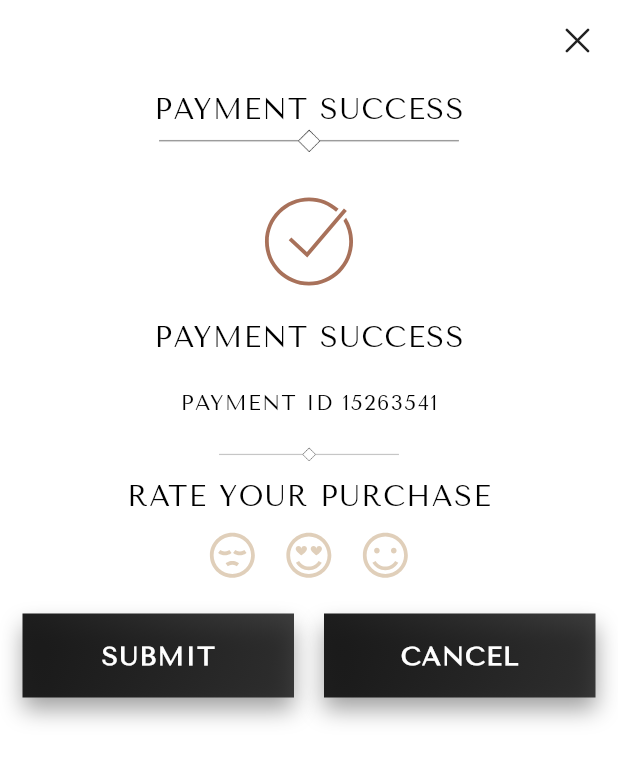
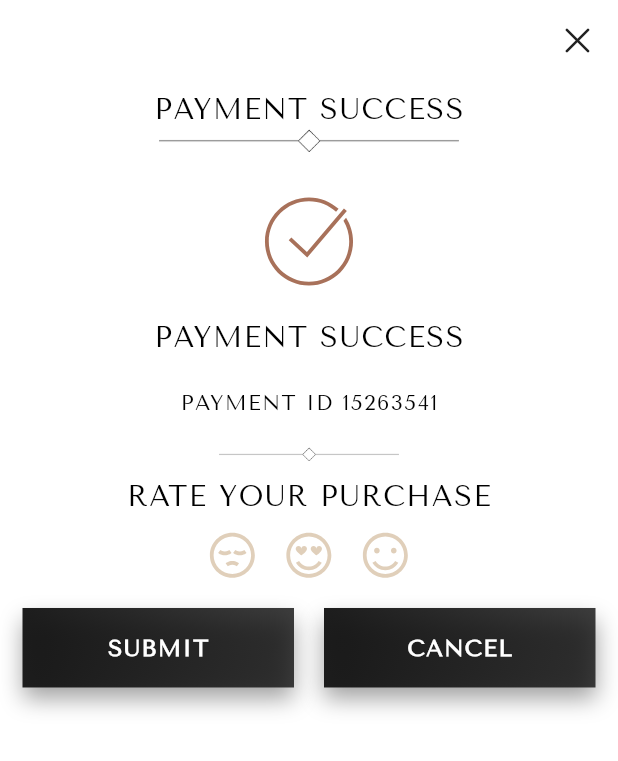
Before and after one commit to Mansourx83/open_fashion, a Flutter app: the CustomDailog widget shown alone on an empty page, opened directly, on a phone screen of 412 x 824 dp. Shown: the top 761 px of the screen. Run offline on Flutter 3.47's test engine with Material 3 defaults, Android fonts, the phone set to English and light mode, and no system bars; our stand-ins replace flutter_credit_card, flutter_svg, gap, ionicons.

Commit message:
fix some issus

```diff
--- a/lib/Components/custom_button.dart
+++ b/lib/Components/custom_button.dart
@@ -59,7 +59,7 @@ class CustomButton extends StatelessWidget {
               if (fonudSvg) Gap(10),
               CustomText(
                 text: text.toUpperCase(),
-                size: 17,
+                size: 15,
                 color: Colors.white,
                 fontWeight: FontWeight.bold,
               ),
--- a/lib/Components/custom_dailog.dart
+++ b/lib/Components/custom_dailog.dart
@@ -15,7 +15,7 @@ class CustomDailog extends StatelessWidget {
     return Container(
       color: Colors.white,
       width: double.infinity,
-      height: 480,
+      height: 500,
       child: Padding(
         padding: const EdgeInsets.all(15.0),
         child: Column(
@@ -76,8 +76,7 @@ class CustomDailog extends StatelessWidget {
                 SvgPicture.asset("assets/pop/emogi3.svg"),
               ],
             ),
-
-            Spacer(),
+            Gap(20),
             Row(
               children: [
                 Expanded(
```
